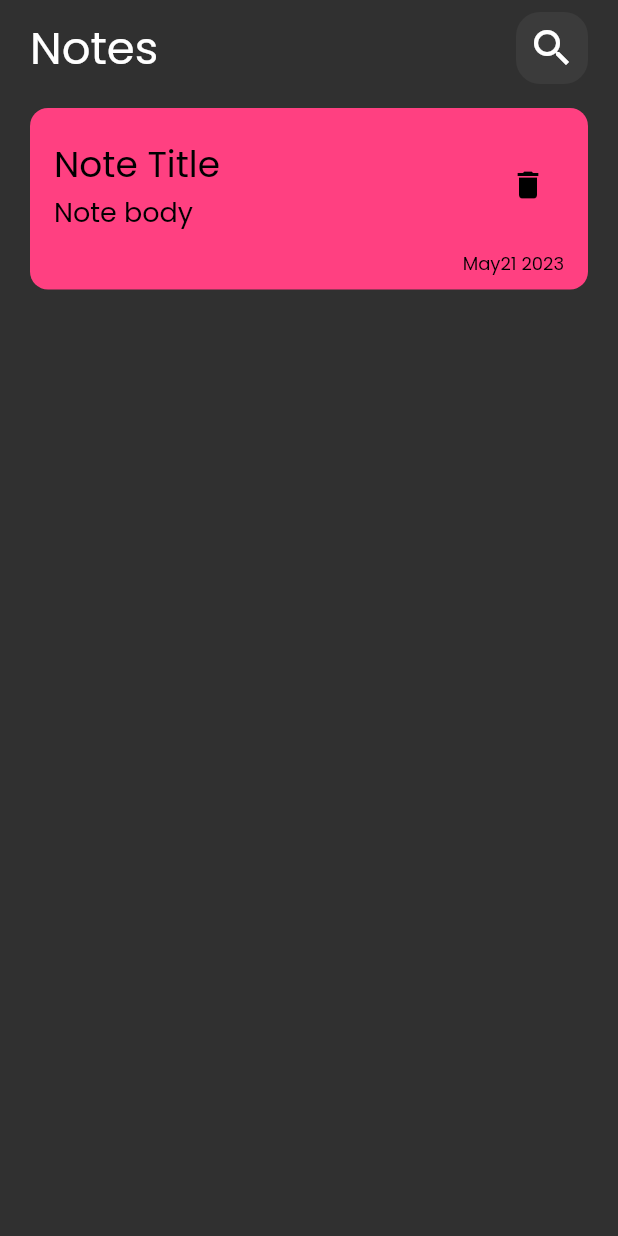
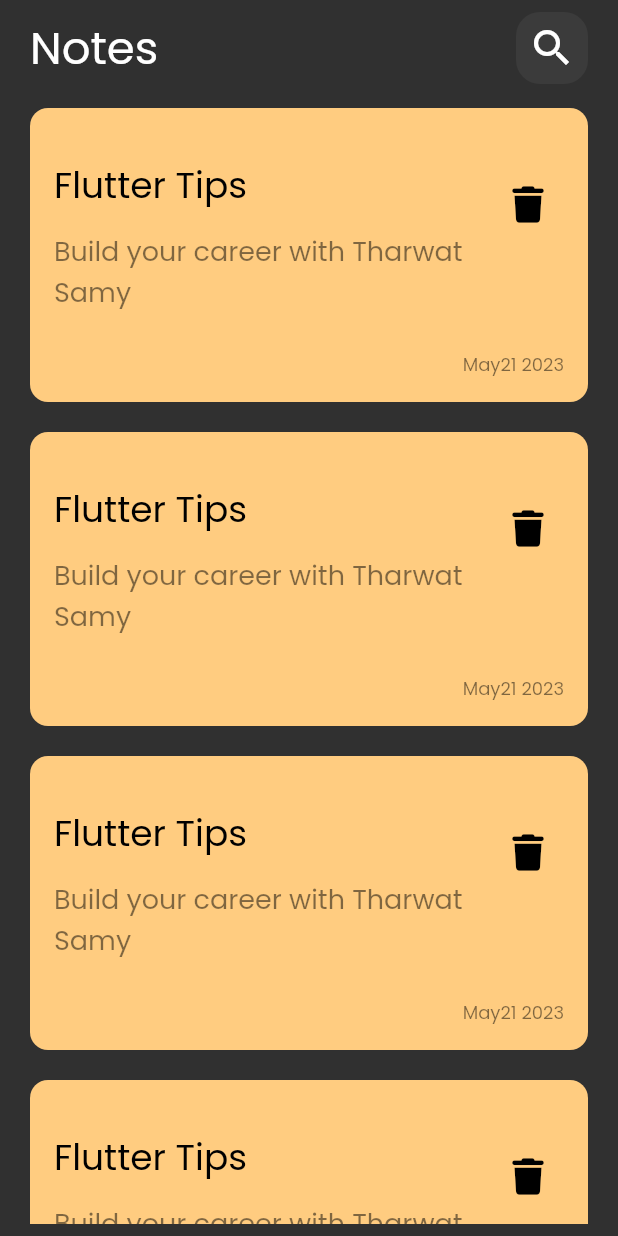
Before and after one commit to YomnaOthmann/Note-App, a Flutter app: the screen it shows after launch, on a phone screen of 412 x 824 dp. Run offline on Flutter 3.47's test engine with Material 2 defaults, Android fonts, the phone set to English and light mode, and no system bars; our stand-ins replace font_awesome_flutter.

Commit message:
create notes list view

```diff
--- a/lib/constants/colors.dart
+++ b/lib/constants/colors.dart
@@ -0,0 +1,6 @@
+import 'dart:ui';
+
+class AppColors {
+  static const Color dustyYellow = Color(0xffFFCC80);
+  // static const Color green = Color(0xff)
+}
--- a/lib/view/screens/home_screen.dart
+++ b/lib/view/screens/home_screen.dart
@@ -1,6 +1,8 @@
 import 'package:flutter/material.dart';
+import 'package:nota_app/view/widgets/custom_note_item.dart';
 
 import '../widgets/custom_appbar.dart';
+import '../widgets/notes_listview.dart';
 
 class HomeScreen extends StatelessWidget {
   const HomeScreen({super.key});
@@ -28,63 +30,7 @@ class NotesScreenBody extends StatelessWidget {
             const SizedBox(
               height: 16,
             ),
-            Container(
-              padding: const EdgeInsetsDirectional.only(
-                bottom: 8,
-                end: 16,
-                top: 8,
-              ),
-              decoration: BoxDecoration(
-                color: Colors.pinkAccent,
-                borderRadius: BorderRadius.circular(12),
-              ),
-              child: Column(
-                children: [
-                  ListTile(
-                    contentPadding: EdgeInsetsDirectional.only(
-                      top: 8,
-                      bottom: 8,
-                      start: 16,
-                    ),
-                    title: const Text(
-                      "Note Title",
-                      style: TextStyle(
-                        color: Colors.black,
-                        fontSize: 24,
-                        fontWeight: FontWeight.w400,
-                      ),
-                    ),
-                    subtitle: const Text(
-                      "Note body",
-                      style: TextStyle(
-                        color: Colors.black,
-                        fontSize: 18,
-                        fontWeight: FontWeight.w300,
-                      ),
-                      textAlign: TextAlign.start,
-                    ),
-                    trailing: IconButton(
-                      onPressed: () {},
-                      icon: const Icon(
-                        Icons.delete,
-                        color: Colors.black,
-                      ),
-                    ),
-                  ),
-                  const Align(
-                    alignment: AlignmentDirectional.bottomEnd,
-                    child: Text(
-                      "May21 2023",
-                      style: TextStyle(
-                        color: Colors.black,
-                        fontWeight: FontWeight.w400,
-                        fontSize: 12,
-                      ),
-                    ),
-                  ),
-                ],
-              ),
-            ),
+            NotesListView(),
           ],
         ),
       ),
--- /dev/null
+++ b/lib/view/widgets/custom_note_item.dart
@@ -0,0 +1,78 @@
+import 'package:flutter/material.dart';
+import 'package:font_awesome_flutter/font_awesome_flutter.dart';
+
+import '../../constants/colors.dart';
+
+class CustomNoteItem extends StatelessWidget {
+  const CustomNoteItem({
+    super.key,
+  });
+
+  @override
+  Widget build(BuildContext context) {
+    return Container(
+      padding: const EdgeInsetsDirectional.only(
+        bottom: 16,
+        end: 16,
+        top: 16,
+      ),
+      decoration: BoxDecoration(
+        color: AppColors.dustyYellow,
+        borderRadius: BorderRadius.circular(12),
+      ),
+      child: Column(
+        children: [
+          ListTile(
+            contentPadding: const EdgeInsetsDirectional.only(
+              top: 8,
+              bottom: 8,
+              start: 16,
+            ),
+            title: const Text(
+              "Flutter Tips",
+              style: TextStyle(
+                color: Colors.black,
+                fontSize: 24,
+                fontWeight: FontWeight.w500,
+              ),
+            ),
+            subtitle: Padding(
+              padding: const EdgeInsets.only(top: 12.0),
+              child: Text(
+                "Build your career with Tharwat Samy",
+                style: TextStyle(
+                  color: Colors.black.withOpacity(0.5),
+                  fontSize: 18,
+                  fontWeight: FontWeight.w300,
+                ),
+                textAlign: TextAlign.start,
+              ),
+            ),
+            minVerticalPadding: 10,
+            trailing: IconButton(
+              onPressed: () {},
+              icon: const Icon(
+                FontAwesomeIcons.trash,
+                color: Colors.black,
+              ),
+            ),
+          ),
+          const SizedBox(
+            height: 8,
+          ),
+          Align(
+            alignment: AlignmentDirectional.bottomEnd,
+            child: Text(
+              "May21 2023",
+              style: TextStyle(
+                color: Colors.black.withOpacity(0.5),
+                fontWeight: FontWeight.w400,
+                fontSize: 12,
+              ),
+            ),
+          ),
+        ],
+      ),
+    );
+  }
+}
--- /dev/null
+++ b/lib/view/widgets/notes_listview.dart
@@ -0,0 +1,26 @@
+import 'package:flutter/material.dart';
+
+import 'custom_note_item.dart';
+
+class NotesListView extends StatelessWidget {
+  const NotesListView({
+    super.key,
+  });
+
+  @override
+  Widget build(BuildContext context) {
+    return Expanded(
+      child: ListView.separated(
+        itemBuilder: (context, index) {
+          return const CustomNoteItem();
+        },
+        separatorBuilder: (context, index) {
+          return const SizedBox(
+            height: 20,
+          );
+        },
+        itemCount: 6,
+      ),
+    );
+  }
+}
```
